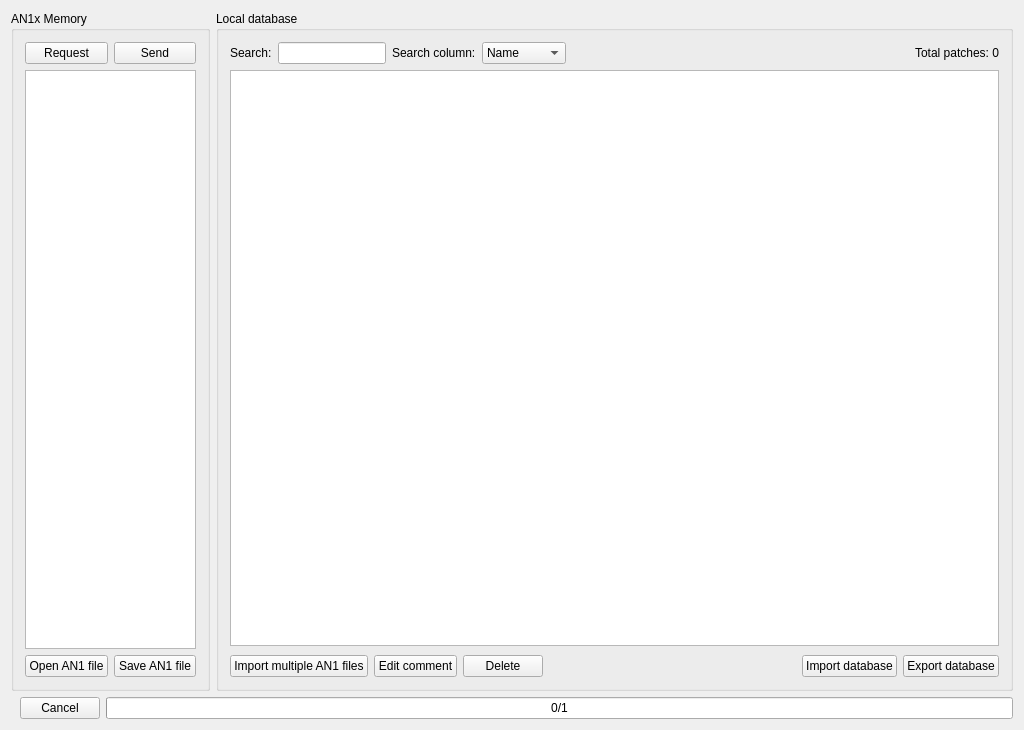
Qt form src/View/Browser.ui (thefinalcutbg/QAN1xEditor) before a commit.
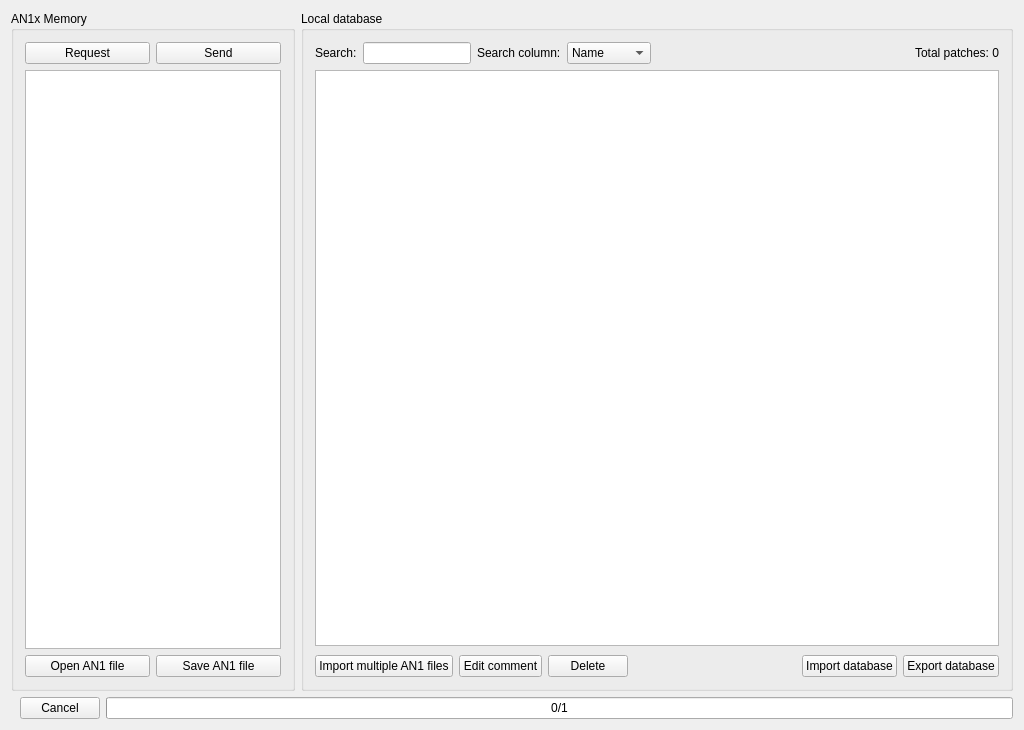
The same form after that commit. Custom widgets are drawn as their Qt base class.

Commit message: listWidget width change

Patch:
```diff
--- a/src/View/Browser.ui
+++ b/src/View/Browser.ui
@@ -53,13 +53,13 @@
           </property>
           <property name="minimumSize">
            <size>
-            <width>151</width>
+            <width>0</width>
             <height>0</height>
            </size>
           </property>
           <property name="maximumSize">
            <size>
-            <width>171</width>
+            <width>16777215</width>
             <height>16777215</height>
            </size>
           </property>
```
